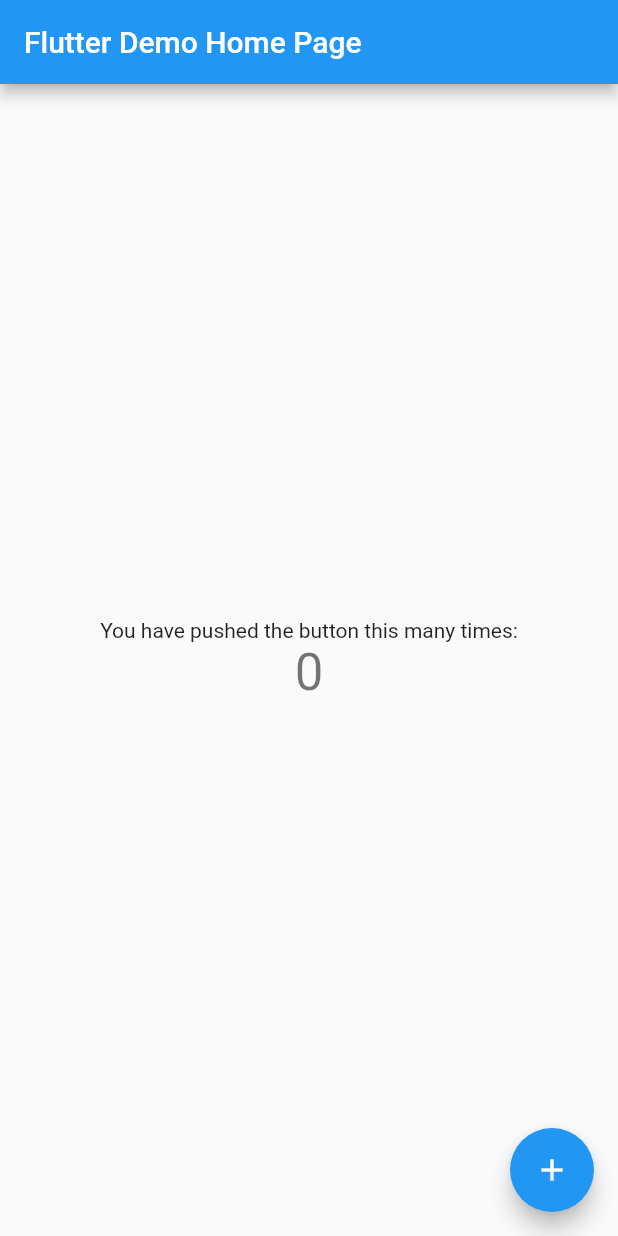
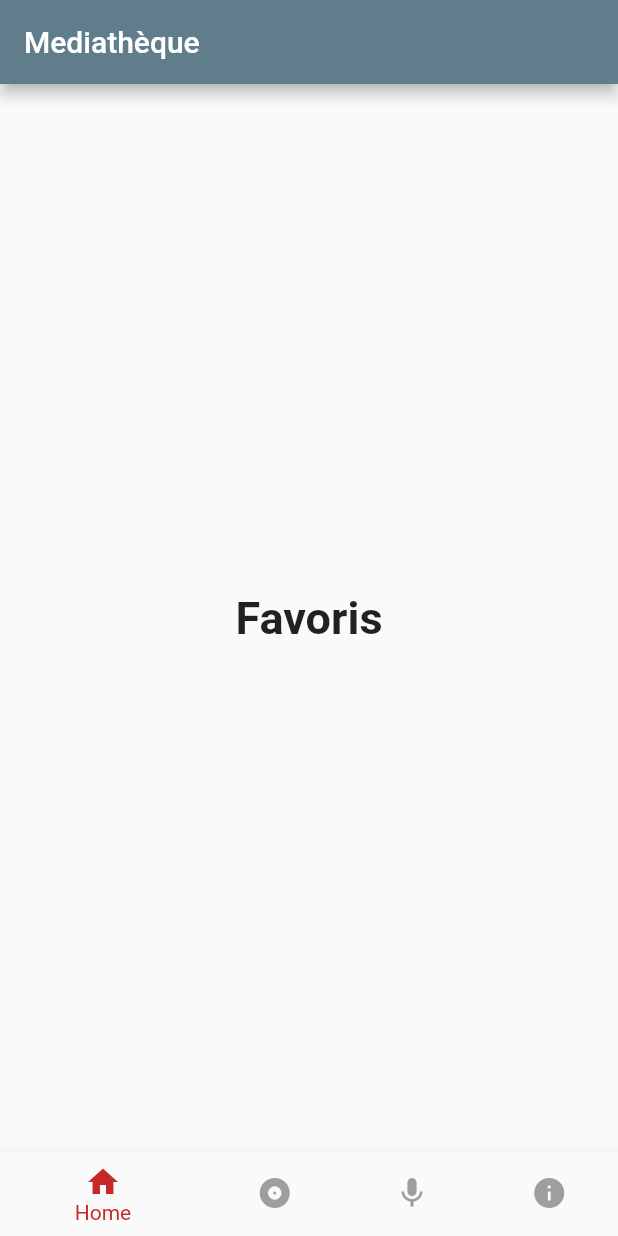
Before and after one commit to doryanLeconte/AMSE, a Flutter app: the screen it shows after launch, on a phone screen of 412 x 824 dp. Run offline on Flutter 3.47's test engine with Material 2 defaults, Android fonts, the phone set to English and light mode, and no system bars.

Commit message:
Ajout Albums

```diff
--- a/tp1/lib/main.dart
+++ b/tp1/lib/main.dart
@@ -11,103 +11,174 @@ class MyApp extends StatelessWidget {
     return MaterialApp(
       title: 'Flutter Demo',
       theme: ThemeData(
-        // This is the theme of your application.
-        //
-        // Try running your application with "flutter run". You'll see the
-        // application has a blue toolbar. Then, without quitting the app, try
-        // changing the primarySwatch below to Colors.green and then invoke
-        // "hot reload" (press "r" in the console where you ran "flutter run",
-        // or simply save your changes to "hot reload" in a Flutter IDE).
-        // Notice that the counter didn't reset back to zero; the application
-        // is not restarted.
-        primarySwatch: Colors.blue,
+        primarySwatch: Colors.blueGrey,
       ),
-      home: MyHomePage(title: 'Flutter Demo Home Page'),
+      home: NavBar(),
     );
   }
 }
 
-class MyHomePage extends StatefulWidget {
-  MyHomePage({Key key, this.title}) : super(key: key);
+class AlbumWidget extends StatefulWidget {
+  @override
+  _AlbumWidgetState createState() => _AlbumWidgetState();
+}
 
-  // This widget is the home page of your application. It is stateful, meaning
-  // that it has a State object (defined below) that contains fields that affect
-  // how it looks.
+class _AlbumWidgetState extends State<AlbumWidget> {
+  final TextStyle _biggerFont = const TextStyle(fontSize: 18);
+  @override
+  Widget build(BuildContext context) {
+    return Scaffold(
+      body: _buildListView(),
+    );
+  }
 
-  // This class is the configuration for the state. It holds the values (in this
-  // case the title) provided by the parent (in this case the App widget) and
-  // used by the build method of the State. Fields in a Widget subclass are
-  // always marked "final".
+  Widget _buildListView() {
+    return ListView.builder(
+      padding: const EdgeInsets.all(16),
+      itemCount:
+          albums.length * 2, //a cause du diviseur qui prends tous les impairs
+      itemBuilder: (BuildContext _context, int i) {
+        print(albums.length);
+        if (i.isOdd) {
+          return Divider();
+        }
+        final int index = i ~/ 2;
 
-  final String title;
+        return _buildRow(albums[index]);
+      },
+    );
+  }
+
+  Widget _buildRow(AlbumModel album) {
+    return ListTile(
+      title: Text(
+        album.nom,
+        style: _biggerFont,
+      ),
+      leading: Image.network(album.urlPhoto),
+      subtitle: Text("par " +
+          album.artiste +
+          " le " +
+          album.date.day.toString() +
+          "/" +
+          album.date.month.toString() +
+          "/" +
+          album.date.year.toString()),
+      /* trailing: Icon(
+        alreadySaved ? Icons.favorite : Icons.favorite_border,
+        color: alreadySaved ? Colors.red : null,
+      ),*/
+      /*    onTap: () {
+        setState(() {
+          if (alreadySaved) {
+            _saved.remove(pair);
+          } else {
+            _saved.add(pair);
+          }
+        });
+      },*/
+    );
+  }
+}
+
+/// This is the stateful widget that the main application instantiates.
+class NavBar extends StatefulWidget {
+  NavBar({Key key}) : super(key: key);
 
   @override
-  _MyHomePageState createState() => _MyHomePageState();
+  _NavBarState createState() => _NavBarState();
 }
 
-class _MyHomePageState extends State<MyHomePage> {
-  int _counter = 0;
+/// This is the private State class that goes with MyStatefulWidget.
+class _NavBarState extends State<NavBar> {
+  int _selectedIndex = 0;
+  static const TextStyle optionStyle =
+      TextStyle(fontSize: 30, fontWeight: FontWeight.bold);
+  static List<Widget> _widgetOptions = <Widget>[
+    Text(
+      'Favoris',
+      style: optionStyle,
+    ),
+    AlbumWidget(),
+    Text(
+      'Artistes',
+      style: optionStyle,
+    ),
+    Text(
+      'Infos',
+      style: optionStyle,
+    ),
+  ];
 
-  void _incrementCounter() {
+  void _onItemTapped(int index) {
     setState(() {
-      // This call to setState tells the Flutter framework that something has
-      // changed in this State, which causes it to rerun the build method below
-      // so that the display can reflect the updated values. If we changed
-      // _counter without calling setState(), then the build method would not be
-      // called again, and so nothing would appear to happen.
-      _counter++;
+      _selectedIndex = index;
     });
   }
 
   @override
   Widget build(BuildContext context) {
-    // This method is rerun every time setState is called, for instance as done
-    // by the _incrementCounter method above.
-    //
-    // The Flutter framework has been optimized to make rerunning build methods
-    // fast, so that you can just rebuild anything that needs updating rather
-    // than having to individually change instances of widgets.
     return Scaffold(
       appBar: AppBar(
-        // Here we take the value from the MyHomePage object that was created by
-        // the App.build method, and use it to set our appbar title.
-        title: Text(widget.title),
+        title: const Text('Mediathèque'),
       ),
       body: Center(
-        // Center is a layout widget. It takes a single child and positions it
-        // in the middle of the parent.
-        child: Column(
-          // Column is also a layout widget. It takes a list of children and
-          // arranges them vertically. By default, it sizes itself to fit its
-          // children horizontally, and tries to be as tall as its parent.
-          //
-          // Invoke "debug painting" (press "p" in the console, choose the
-          // "Toggle Debug Paint" action from the Flutter Inspector in Android
-          // Studio, or the "Toggle Debug Paint" command in Visual Studio Code)
-          // to see the wireframe for each widget.
-          //
-          // Column has various properties to control how it sizes itself and
-          // how it positions its children. Here we use mainAxisAlignment to
-          // center the children vertically; the main axis here is the vertical
-          // axis because Columns are vertical (the cross axis would be
-          // horizontal).
-          mainAxisAlignment: MainAxisAlignment.center,
-          children: <Widget>[
-            Text(
-              'You have pushed the button this many times:',
-            ),
-            Text(
-              '$_counter',
-              style: Theme.of(context).textTheme.headline4,
-            ),
-          ],
-        ),
+        child: _widgetOptions.elementAt(_selectedIndex),
       ),
-      floatingActionButton: FloatingActionButton(
-        onPressed: _incrementCounter,
-        tooltip: 'Increment',
-        child: Icon(Icons.add),
-      ), // This trailing comma makes auto-formatting nicer for build methods.
+      bottomNavigationBar: BottomNavigationBar(
+        items: const <BottomNavigationBarItem>[
+          BottomNavigationBarItem(
+            icon: Icon(Icons.home),
+            label: 'Home',
+          ),
+          BottomNavigationBarItem(
+            icon: Icon(Icons.album),
+            label: 'Albums',
+          ),
+          BottomNavigationBarItem(
+            icon: Icon(Icons.mic),
+            label: 'Artistes',
+          ),
+          BottomNavigationBarItem(
+            icon: Icon(Icons.info),
+            label: 'Infos',
+          ),
+        ],
+        currentIndex: _selectedIndex,
+        selectedItemColor: Colors.red[800],
+        unselectedItemColor: Colors.grey,
+        onTap: _onItemTapped,
+      ),
     );
   }
 }
+
+class AlbumModel {
+  String nom;
+  String urlPhoto;
+  DateTime date;
+  String artiste;
+
+  AlbumModel({this.nom, this.date, this.urlPhoto, this.artiste});
+}
+
+final albums = [
+  AlbumModel(
+      nom: "Origin of Symmetry",
+      artiste: "Muse",
+      date: new DateTime(2001, 07, 17),
+      urlPhoto:
+          "https://images-na.ssl-images-amazon.com/images/I/81avaagb6-L._SL1417_.jpg"),
+  AlbumModel(
+      nom: "The Black Parade",
+      artiste: "My Chemical Romance",
+      date: new DateTime(2006, 10, 23),
+      urlPhoto:
+          "https://media.senscritique.com/media/000004867344/source_big/The_Black_Parade.jpg"),
+  AlbumModel(
+      nom: "Neotheater",
+      date: new DateTime(2019, 04, 26),
+      urlPhoto:
+          "https://images-na.ssl-images-amazon.com/images/I/81zKpNSNK1L._SL1500_.jpg",
+      artiste: "AJR")
+];
```
